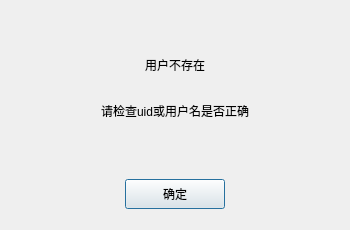
Qt form Cutalk/findfaildlg.ui (kodaniii/Cutalk) before a commit.
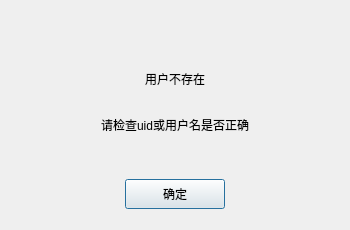
The same form after that commit. Custom widgets are drawn as their Qt base class.

Commit message: Adjusted FindFailDialog UI

Diff of the .ui file:
```diff
--- a/Cutalk/findfaildlg.ui
+++ b/Cutalk/findfaildlg.ui
@@ -34,7 +34,7 @@
      <property name="sizeHint" stdset="0">
       <size>
        <width>20</width>
-       <height>40</height>
+       <height>70</height>
       </size>
      </property>
     </spacer>
```
The commit also changes 2 other files.
